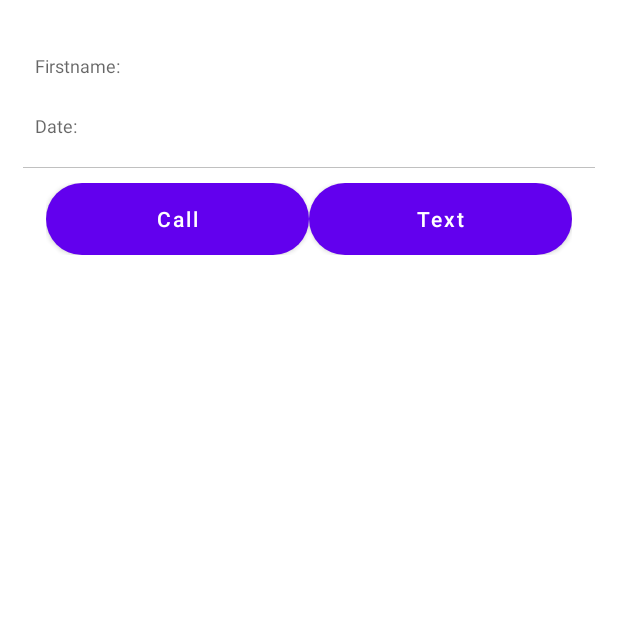
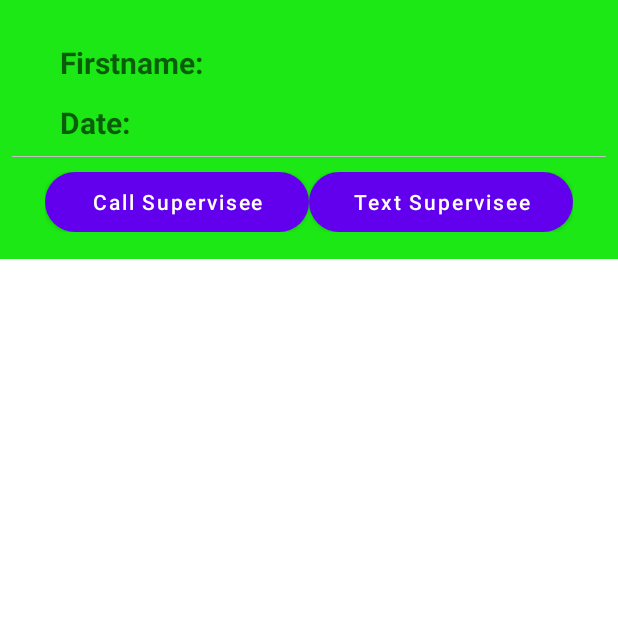
Before and after one commit to hectorjoey/covid-RiskAssessment, an Android app: the HealthDetailsActivity screen opened directly, with no data from a screen before it, on a phone screen of 412 x 824 dp, the top half of it. Run offline under Robolectric (Android 15) with nearby library versions, the phone set to English and light mode, and no system bars; 18 statements that could not run were skipped.

Commit message:
update heathDetails Activity

```diff
--- a/app/src/main/java/hector/developers/covid19riskassessment/activities/HealthDetailsActivity.java
+++ b/app/src/main/java/hector/developers/covid19riskassessment/activities/HealthDetailsActivity.java
@@ -8,6 +8,7 @@ import android.os.Bundle;
 import android.util.Log;
 import android.view.View;
 import android.widget.Button;
+import android.widget.LinearLayout;
 import android.widget.TextView;
 
 import androidx.appcompat.app.AppCompatActivity;
@@ -18,6 +19,7 @@ import hector.developers.covid19riskassessment.R;
 import hector.developers.covid19riskassessment.model.UserHealthData;
 
 public class HealthDetailsActivity extends AppCompatActivity {
+    LinearLayout linearLayout;
     TextView detailFirstname;
     TextView detailDate;
     TextView detailFeverSymptom;
@@ -70,6 +72,7 @@ public class HealthDetailsActivity extends AppCompatActivity {
 
         detailsContactWithFamily = findViewById(R.id.detailsContactWithFamily);
         detailRisk = findViewById(R.id.detailsRisk);
+        linearLayout = findViewById(R.id.detailLayout);
 
         detailsPhone = findViewById(R.id.detailsPhone);
         mBtnCall = findViewById(R.id.btnCall);
@@ -124,13 +127,12 @@ public class HealthDetailsActivity extends AppCompatActivity {
         detailsLossOfTasteSymptoms.setText(userHealthData.getLossOfOrDiminishedSenseOfTaste());
         detailsContactWithFamily.setText(userHealthData.getContactWithFamily());
 
-
         if (detailRisk.getText().toString().equalsIgnoreCase("High Risk")) {
             mDisplayOutcome.setText("High risk");
-            mDisplayOutcome.setBackgroundColor(Color.parseColor("#E82815"));
+            linearLayout.setBackgroundColor(Color.parseColor("#E82815"));
         } else {
             mDisplayOutcome.setText("Low risk");
-            mDisplayOutcome.setBackgroundColor(Color.parseColor("#1BE815"));
+            linearLayout.setBackgroundColor(Color.parseColor("#1BE815"));
         }
     }
 
--- a/app/src/main/res/layout/activity_health_details.xml
+++ b/app/src/main/res/layout/activity_health_details.xml
@@ -8,10 +8,11 @@
     tools:context=".activities.HealthDetailsActivity">
 
     <LinearLayout
+        android:id="@+id/detailLayout"
         android:layout_width="wrap_content"
         android:layout_height="wrap_content"
         android:orientation="vertical"
-        android:padding="15dp">
+        android:padding="8dp">
 
         <TextView
             android:id="@+id/displayResult"
@@ -37,7 +38,9 @@
             android:id="@+id/layout_firstname"
             android:layout_width="match_parent"
             android:layout_height="40dp"
+            android:layout_marginStart="12dp"
             android:layout_marginTop="12dp"
+            android:layout_marginEnd="12dp"
             android:orientation="horizontal"
             android:padding="8dp">
 
@@ -45,23 +48,28 @@
                 android:id="@+id/vFirstname"
                 android:layout_width="0dp"
                 android:layout_height="wrap_content"
+                android:layout_marginStart="12dp"
                 android:layout_weight="1"
                 android:hint="Firstname:"
-                android:textSize="12sp" />
+                android:textSize="20sp"
+                android:textStyle="bold" />
 
             <TextView
                 android:id="@+id/detailsFirstname"
                 android:layout_width="0dp"
                 android:layout_height="wrap_content"
+                android:layout_marginStart="12dp"
                 android:layout_weight="1"
                 android:gravity="start"
-                android:textSize="12sp" />
+                android:textSize="20sp" />
         </LinearLayout>
 
         <LinearLayout
             android:id="@+id/layout_date"
             android:layout_width="match_parent"
             android:layout_height="40dp"
+            android:layout_marginStart="12dp"
+            android:layout_marginEnd="12dp"
             android:orientation="horizontal"
             android:padding="8dp">
 
@@ -69,16 +77,19 @@
                 android:id="@+id/vDate"
                 android:layout_width="0dp"
                 android:layout_height="wrap_content"
+                android:layout_marginStart="12dp"
                 android:layout_weight="1"
                 android:hint="Date:"
-                android:textSize="12sp" />
+                android:textSize="20sp"
+                android:textStyle="bold" />
 
             <TextView
                 android:id="@+id/detailsDate"
                 android:layout_width="0dp"
                 android:layout_height="wrap_content"
+                android:layout_marginStart="8dp"
                 android:layout_weight="1"
-                android:textSize="12sp" />
+                android:textSize="20sp" />
         </LinearLayout>
 
         <LinearLayout
@@ -137,7 +148,6 @@
             android:layout_width="match_parent"
             android:layout_height="wrap_content"
             android:layout_marginStart="8dp"
-            android:layout_marginLeft="8dp"
             android:orientation="horizontal"
             android:padding="2dp"
             android:visibility="gone">
@@ -193,7 +203,6 @@
             android:layout_width="match_parent"
             android:layout_height="wrap_content"
             android:layout_marginStart="8dp"
-            android:layout_marginLeft="8dp"
             android:orientation="horizontal"
             android:padding="2dp"
             android:visibility="gone">
@@ -465,7 +474,6 @@
             android:layout_width="match_parent"
             android:layout_height="wrap_content"
             android:layout_marginStart="8dp"
-            android:layout_marginLeft="8dp"
             android:orientation="horizontal"
             android:padding="2dp"
             android:visibility="gone">
@@ -542,6 +550,7 @@
                 android:gravity="center"
                 android:textSize="10sp" />
         </LinearLayout>
+
         <LinearLayout
             android:id="@+id/layout_risk"
             android:layout_width="match_parent"
@@ -579,30 +588,30 @@
         <LinearLayout
             android:layout_width="match_parent"
             android:layout_height="wrap_content"
+            android:layout_marginStart="12dp"
             android:layout_marginLeft="5dp"
+            android:layout_marginEnd="12dp"
             android:layout_marginRight="5dp"
-            android:layout_marginBottom="12dp"
             android:orientation="horizontal"
             android:padding="10dp">
 
             <Button
                 android:id="@+id/btnCall"
                 android:layout_width="0dp"
-                android:layout_height="wrap_content"
+                android:layout_height="40dp"
                 android:layout_weight="1"
                 android:background="@drawable/registration_button"
                 android:padding="4dp"
-                android:text="Call"
+                android:text="Call Supervisee"
                 android:textAllCaps="false" />
 
             <Button
                 android:id="@+id/btnText"
                 android:layout_width="0dp"
-                android:layout_height="wrap_content"
+                android:layout_height="40dp"
                 android:layout_weight="1"
                 android:background="@drawable/registration_button"
-                android:padding="4dp"
-                android:text="Text"
+                android:text="Text Supervisee"
                 android:textAllCaps="false" />
         </LinearLayout>
     </LinearLayout>
```
Lines whose indentation alone changed are shown as unchanged.
